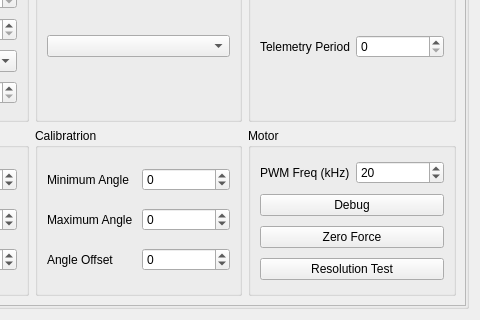
First picture: the form in app/forms/jointcontrolwidget.ui, repository Haziham/Honours_Computer_Software, before the edit; both pictures show x 203 to 683 and y 532 to 852 of the 683 by 852 pixel window.
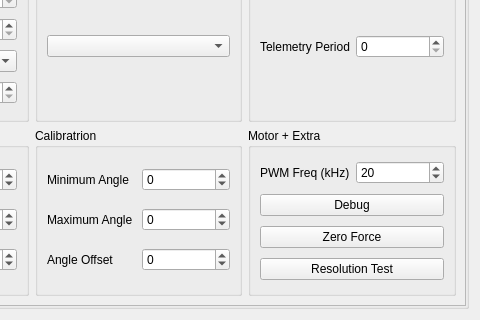
Second picture: the form after the edit. Icons and pictures are not drawn. Custom widgets are drawn as their Qt base class.

Diff of the .ui file:
```diff
--- a/app/forms/jointcontrolwidget.ui
+++ b/app/forms/jointcontrolwidget.ui
@@ -542,7 +542,7 @@
           <item row="1" column="2">
            <widget class="QGroupBox" name="groupBox_9">
             <property name="title">
-             <string>Motor</string>
+             <string>Motor + Extra</string>
             </property>
             <layout class="QGridLayout" name="gridLayout_10">
              <item row="2" column="0" colspan="2">
```
